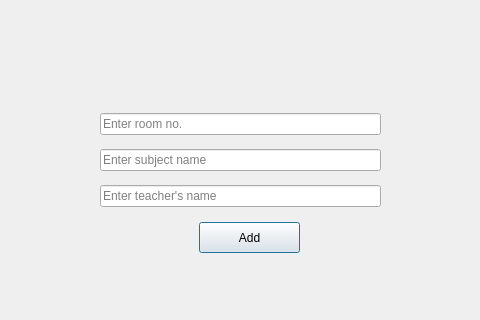
First picture: the form in bookclassroom.ui, repository prazzx/Kakshya, before the edit; both pictures show x 200 to 680 and y 225 to 545 of the 800 by 900 pixel window.
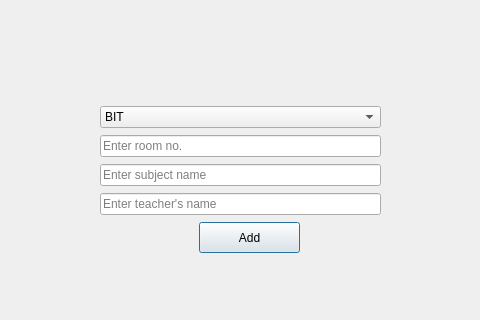
Second picture: the form after the edit.

Commit message: Class booking system implemented

```diff
--- a/bookclassroom.ui
+++ b/bookclassroom.ui
@@ -23,6 +23,28 @@
     </rect>
    </property>
    <layout class="QVBoxLayout" name="verticalLayout">
+    <item>
+     <widget class="QComboBox" name="comboBoxStream">
+      <property name="currentText">
+       <string>BIT</string>
+      </property>
+      <item>
+       <property name="text">
+        <string>BIT</string>
+       </property>
+      </item>
+      <item>
+       <property name="text">
+        <string>CEI_I</string>
+       </property>
+      </item>
+      <item>
+       <property name="text">
+        <string>CEI_II</string>
+       </property>
+      </item>
+     </widget>
+    </item>
     <item>
      <widget class="QLineEdit" name="lineEditrno">
       <property name="placeholderText">
```
The commit also changes 3 other files.
